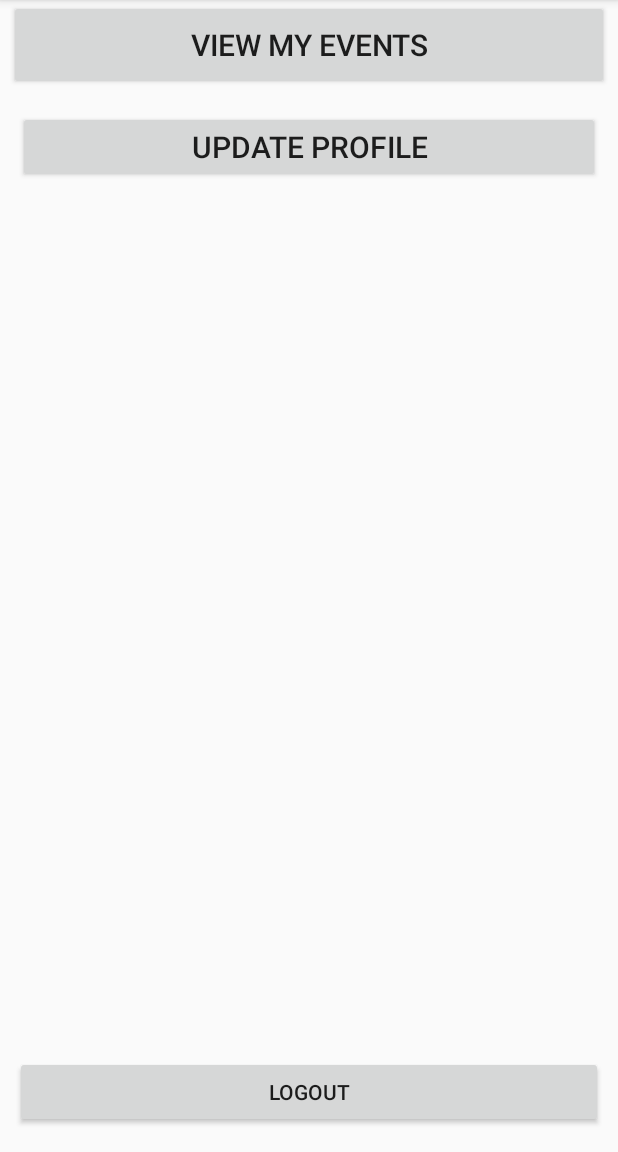
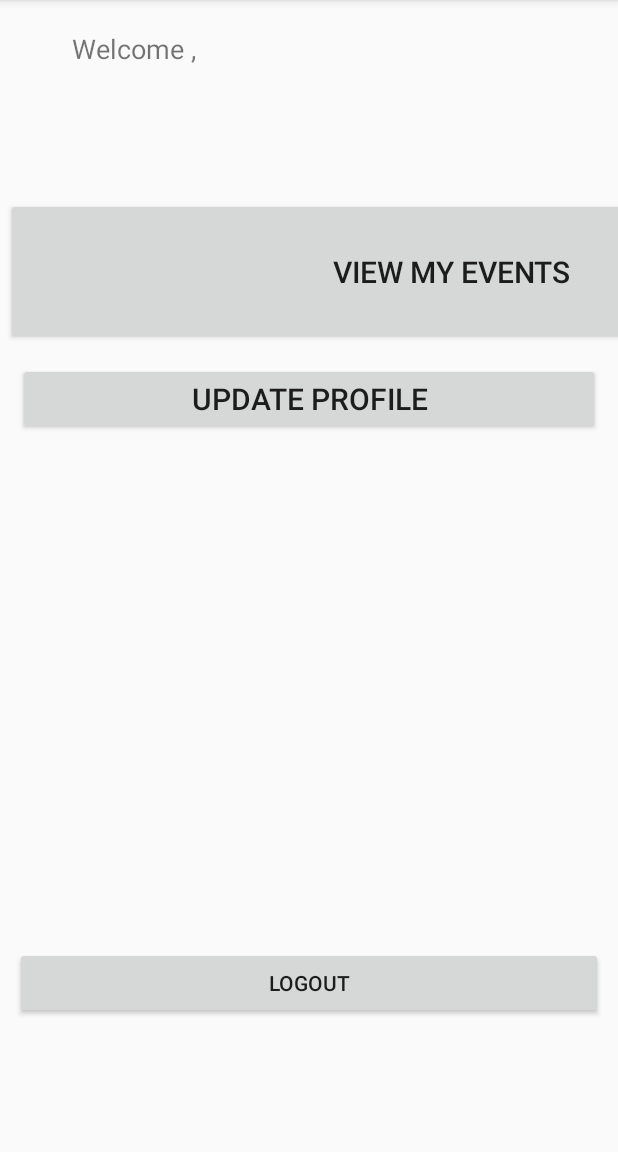
Before and after one commit to wldarden/uta-android-app, an Android app: the activity_caterer_staff_homepage screen opened directly, with no data from a screen before it, on a phone screen of 412 x 824 dp, the part 84-1236 px from its top. Run offline under Robolectric (Android 15) with nearby library versions, the phone set to English and light mode, and no system bars.

Commit message:
reformat caterer staff homepage

```diff
--- a/app/src/main/res/layout/activity_caterer_staff_homepage.xml
+++ b/app/src/main/res/layout/activity_caterer_staff_homepage.xml
@@ -13,6 +13,8 @@
         android:layout_height="30dp"
         android:layout_marginBottom="8dp"
         android:layout_marginEnd="8dp"
+        android:layout_marginLeft="16dp"
+        android:layout_marginRight="8dp"
         android:layout_marginStart="16dp"
         android:layout_marginTop="8dp"
         android:text="Welcome ,"
@@ -22,9 +24,7 @@
         app:layout_constraintHorizontal_bias="0.108"
         app:layout_constraintStart_toStartOf="parent"
         app:layout_constraintTop_toTopOf="parent"
-        app:layout_constraintVertical_bias="0.017"
-        android:layout_marginRight="8dp"
-        android:layout_marginLeft="16dp" />
+        app:layout_constraintVertical_bias="0.017" />
 
     <TextView
         android:id="@+id/tvUsername"
@@ -45,16 +45,17 @@
 
     <Button
         android:id="@+id/CatererStaffMyEventsBtn"
-        android:layout_width="400dp"
-        android:layout_height="60dp"
-        android:layout_marginEnd="8dp"
-        android:layout_marginStart="8dp"
-        android:layout_marginTop="40dp"
+        android:layout_width="593dp"
+        android:layout_height="98dp"
+        android:layout_marginBottom="328dp"
+        android:layout_marginLeft="4dp"
+        android:layout_marginStart="4dp"
+        android:layout_marginTop="59dp"
         android:text="@string/view_events"
         android:textSize="20sp"
-        app:layout_constraintEnd_toEndOf="parent"
+        app:layout_constraintBottom_toTopOf="@+id/LogoutBtn"
         app:layout_constraintStart_toStartOf="parent"
-        app:layout_constraintTop_toBottomOf="@+id/create_request" />
+        app:layout_constraintTop_toTopOf="parent" />
 
     <Button
         android:id="@+id/CatererStaffProfileBtn"
@@ -62,10 +63,11 @@
         android:layout_height="wrap_content"
         android:layout_marginEnd="12dp"
         android:layout_marginStart="12dp"
-        android:layout_marginTop="14dp"
+        android:layout_marginTop="12dp"
         android:text="Update Profile"
         android:textSize="20sp"
         app:layout_constraintEnd_toEndOf="parent"
+        app:layout_constraintHorizontal_bias="0.0"
         app:layout_constraintStart_toStartOf="parent"
         app:layout_constraintTop_toBottomOf="@+id/CatererStaffMyEventsBtn" />
 
@@ -79,6 +81,7 @@
         android:text="Logout"
         app:layout_constraintBottom_toBottomOf="parent"
         app:layout_constraintEnd_toEndOf="parent"
-        app:layout_constraintStart_toStartOf="parent" />
+        app:layout_constraintStart_toStartOf="parent"
+        app:layout_constraintTop_toBottomOf="@+id/CatererStaffMyEventsBtn" />
 
 </android.support.constraint.ConstraintLayout>
```
Also changed, not shown: 1 other file.
